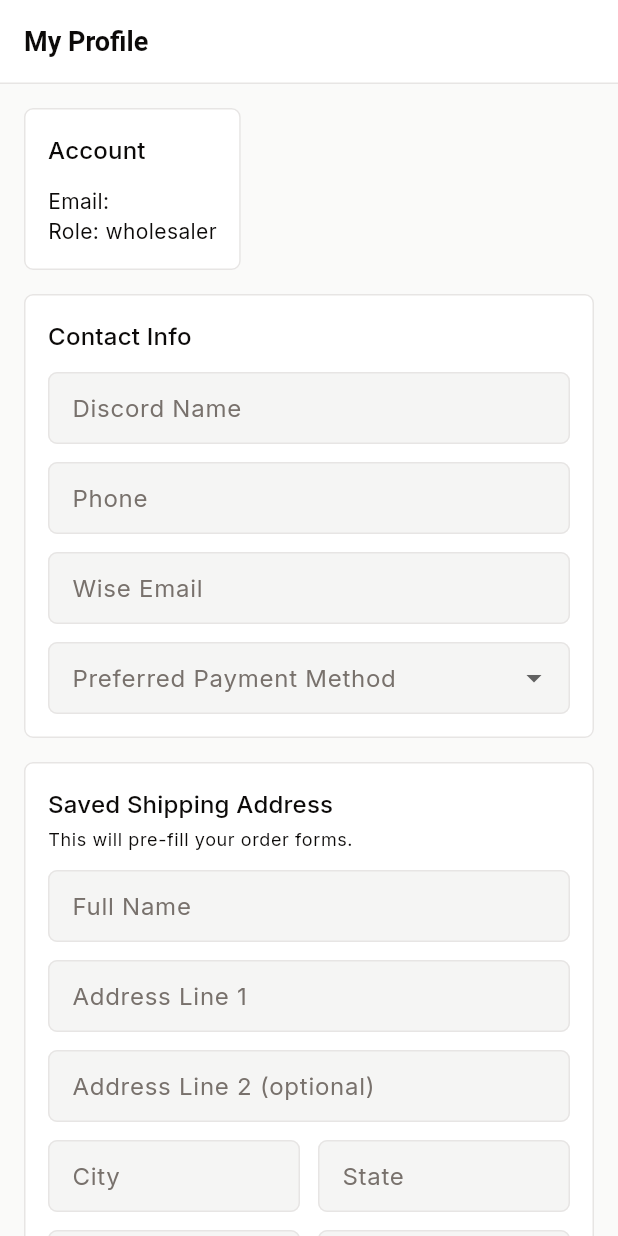
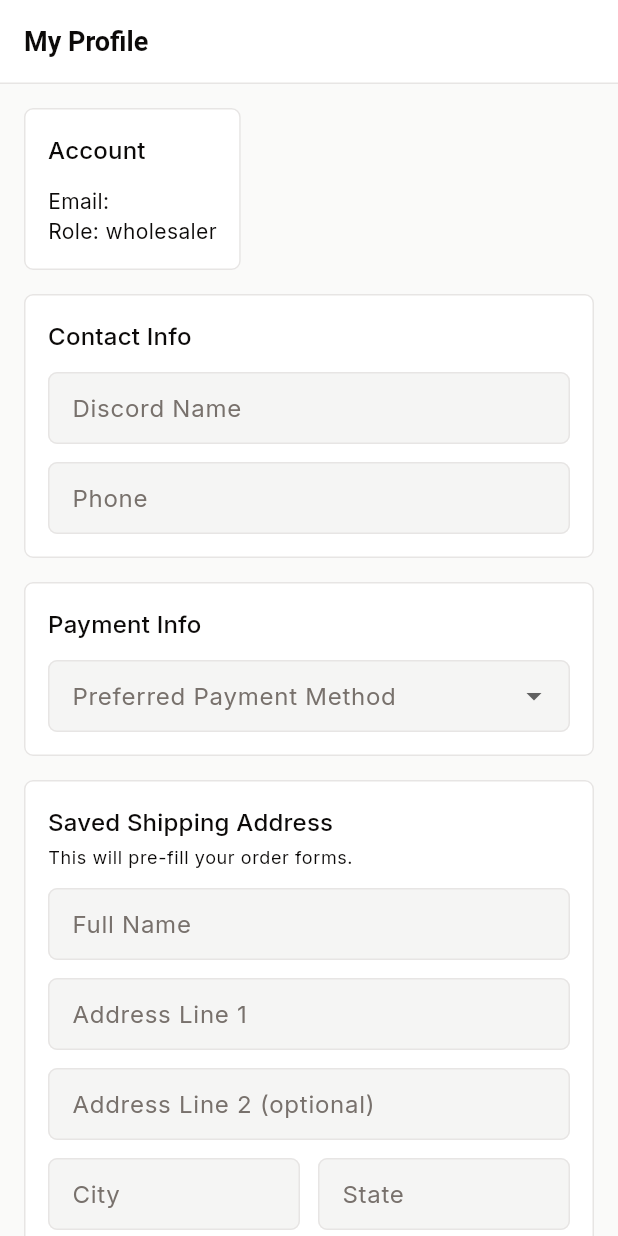
Before and after one commit to JaredEzz/ws-seeker, a Flutter app: the ProfileScreen screen opened by its route, on a phone screen of 412 x 824 dp. Run offline on Flutter 3.47's test engine with Material 3 defaults, Android fonts, the phone set to English and light mode, and no system bars; our stand-ins replace cloud_firestore, csv, file_picker, firebase_auth, firebase_core, firebase_storage and 6 more; accounts and stored records are empty; generated files the repository leaves out were written again; network calls fail; statements that could not run were skipped; project files that could hold a hidden picture were left out.

Commit message:
Fix payment method fields: conditional visibility per method
Split Contact Info and Payment Info into separate cards. Payment detail
fields (Wise Email, Venmo Handle, PayPal Email) now only appear when
that payment method is selected. All values persist in the backend
regardless of which method is currently active.

- Add venmoHandle and paypalEmail fields to AppUser model
- Update backend allowedFields to accept new payment fields
- Update UserRepository to send/receive new fields
- Conditionally render payment detail input per selected method

Co-Authored-By: Claude Opus 4.6 <noreply@anthropic.com>

```diff
--- a/backend/lib/services/user_service.dart
+++ b/backend/lib/services/user_service.dart
@@ -35,6 +35,8 @@ class UserService {
       'phone',
       'preferredPaymentMethod',
       'wiseEmail',
+      'venmoHandle',
+      'paypalEmail',
       'savedAddress',
     ];
 
--- a/frontend/lib/screens/profile/profile_screen.dart
+++ b/frontend/lib/screens/profile/profile_screen.dart
@@ -17,6 +17,8 @@ class _ProfileScreenState extends State<ProfileScreen> {
   late TextEditingController _discordNameController;
   late TextEditingController _phoneController;
   late TextEditingController _wiseEmailController;
+  late TextEditingController _venmoHandleController;
+  late TextEditingController _paypalEmailController;
   late TextEditingController _fullNameController;
   late TextEditingController _addressLine1Controller;
   late TextEditingController _addressLine2Controller;
@@ -40,6 +42,10 @@ class _ProfileScreenState extends State<ProfileScreen> {
     _phoneController = TextEditingController(text: user?.phone ?? '');
     _wiseEmailController =
         TextEditingController(text: user?.wiseEmail ?? '');
+    _venmoHandleController =
+        TextEditingController(text: user?.venmoHandle ?? '');
+    _paypalEmailController =
+        TextEditingController(text: user?.paypalEmail ?? '');
     _fullNameController =
         TextEditingController(text: addr?.fullName ?? '');
     _addressLine1Controller =
@@ -60,6 +66,8 @@ class _ProfileScreenState extends State<ProfileScreen> {
     _discordNameController.dispose();
     _phoneController.dispose();
     _wiseEmailController.dispose();
+    _venmoHandleController.dispose();
+    _paypalEmailController.dispose();
     _fullNameController.dispose();
     _addressLine1Controller.dispose();
     _addressLine2Controller.dispose();
@@ -97,6 +105,12 @@ class _ProfileScreenState extends State<ProfileScreen> {
             wiseEmail: _wiseEmailController.text.trim().isEmpty
                 ? null
                 : _wiseEmailController.text.trim(),
+            venmoHandle: _venmoHandleController.text.trim().isEmpty
+                ? null
+                : _venmoHandleController.text.trim(),
+            paypalEmail: _paypalEmailController.text.trim().isEmpty
+                ? null
+                : _paypalEmailController.text.trim(),
             savedAddress: address,
           );
 
@@ -162,9 +176,21 @@ class _ProfileScreenState extends State<ProfileScreen> {
                       _field(_discordNameController, 'Discord Name'),
                       const SizedBox(height: 12),
                       _field(_phoneController, 'Phone'),
-                      const SizedBox(height: 12),
-                      _field(_wiseEmailController, 'Wise Email',
-                          hint: 'For Japanese orders'),
+                    ],
+                  ),
+                ),
+              ),
+              const SizedBox(height: 16),
+
+              // Payment info
+              Card(
+                child: Padding(
+                  padding: const EdgeInsets.all(16),
+                  child: Column(
+                    crossAxisAlignment: CrossAxisAlignment.start,
+                    children: [
+                      Text('Payment Info',
+                          style: theme.textTheme.titleMedium),
                       const SizedBox(height: 12),
                       DropdownButtonFormField<String>(
                         value: _preferredPaymentMethod,
@@ -187,6 +213,21 @@ class _ProfileScreenState extends State<ProfileScreen> {
                         onChanged: (val) =>
                             setState(() => _preferredPaymentMethod = val),
                       ),
+                      if (_preferredPaymentMethod == 'Wise') ...[
+                        const SizedBox(height: 12),
+                        _field(_wiseEmailController, 'Wise Email',
+                            hint: 'Email registered with Wise'),
+                      ],
+                      if (_preferredPaymentMethod == 'Venmo') ...[
+                        const SizedBox(height: 12),
+                        _field(_venmoHandleController, 'Venmo Handle',
+                            hint: '@username'),
+                      ],
+                      if (_preferredPaymentMethod == 'PayPal') ...[
+                        const SizedBox(height: 12),
+                        _field(_paypalEmailController, 'PayPal Email',
+                            hint: 'Email registered with PayPal'),
+                      ],
                     ],
                   ),
                 ),
--- a/shared/lib/src/models/user.dart
+++ b/shared/lib/src/models/user.dart
@@ -33,6 +33,8 @@ class AppUser with _$AppUser {
     String? phone,
     String? preferredPaymentMethod,
     String? wiseEmail,
+    String? venmoHandle,
+    String? paypalEmail,
     required DateTime createdAt,
     DateTime? updatedAt,
   }) = _AppUser;
```
Also changed, not shown: frontend/lib/repositories/user_repository.dart (+8 -0 lines).
